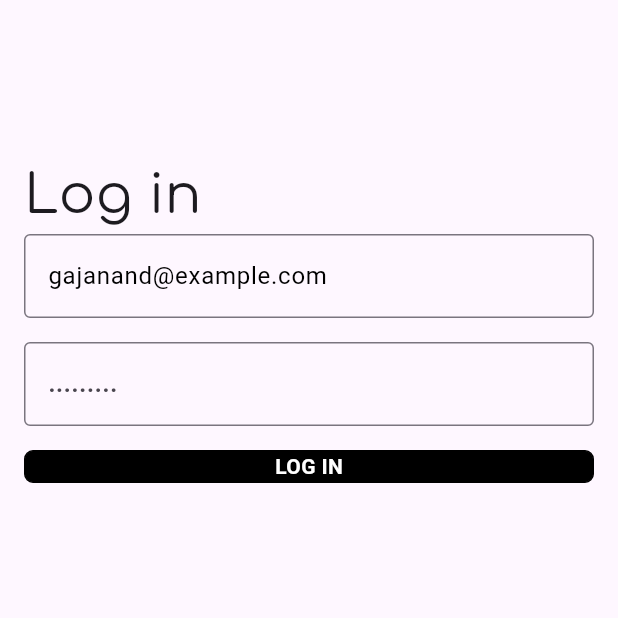
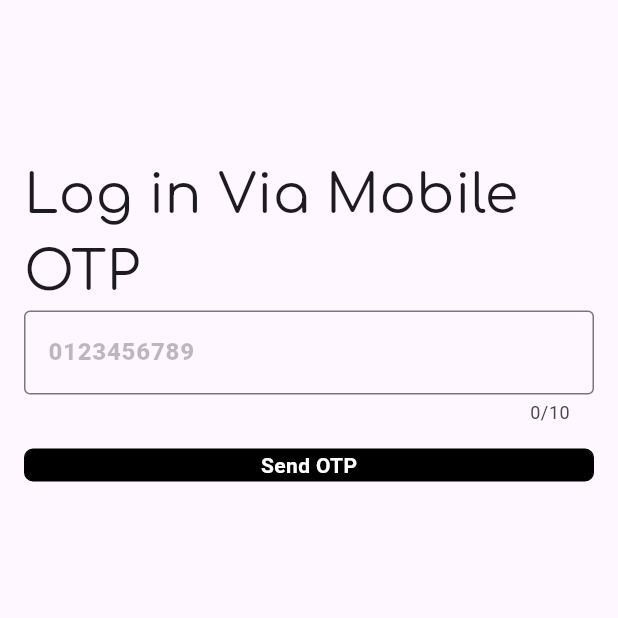
Before and after one commit to DataWhisperer10/FlutterPhotoGram, a Flutter app: the screen it shows after launch, after a tap on "LOG IN", on a phone screen of 412 x 824 dp, the top half of it. Run offline on Flutter 3.47's test engine with Material 3 defaults, Android fonts, the phone set to English and light mode, and no system bars; our stand-ins replace carousel_slider, firebase_auth, firebase_core, google_fonts, image_picker; accounts and stored records are empty; network calls fail.

Commit message:
added the authenticaion on Mobile number and OTP field. Also withwith validation to enter the text only verification id

```diff
--- a/lib/main.dart
+++ b/lib/main.dart
@@ -1,16 +1,26 @@
 import 'package:firebase_core/firebase_core.dart';
+import 'package:flutter/foundation.dart';
 import 'package:flutter/material.dart';
 import 'package:photogram/app_sizing.dart';
 import 'package:photogram/modules/splash/view/splash.dart';
 
 Future<void> main() async {
   WidgetsFlutterBinding.ensureInitialized();
+  if (kIsWeb) {
+    await Firebase.initializeApp(
+        options: const FirebaseOptions(
+            apiKey: 'AIzaSyAvSVbsWxjaQuOmchBH8rbAkAUQ0yDOy5U',
+            appId: '1:430876321536:web:6675afa4f17ec7508ab5e5',
+            messagingSenderId: '430876321536',
+            projectId: 'movieapp-4e413'));
+  } else {
     await Firebase.initializeApp(
         options: const FirebaseOptions(
             apiKey: 'AIzaSyDXAiRiFp2zNedvnKCYPzCH5Ci-lhEkfok',
             appId: '1:430876321536:android:63fdfd518b8fd08e8ab5e5',
             messagingSenderId: '',
             projectId: 'movieapp-4e413'));
+  }
 
   runApp(const MyApp());
 }
--- /dev/null
+++ b/lib/modules/login/view/login_via_mobile_otp.dart
@@ -0,0 +1,110 @@
+import 'package:firebase_auth/firebase_auth.dart';
+import 'package:flutter/material.dart';
+import 'package:flutter/services.dart';
+import 'package:google_fonts/google_fonts.dart';
+import 'package:photogram/app_sizing.dart';
+import 'package:photogram/app_utils.dart';
+
+class LoginViaMobileOtp extends StatefulWidget {
+  const LoginViaMobileOtp({super.key});
+
+  @override
+  State<LoginViaMobileOtp> createState() => _LoginViaMobileOtpState();
+}
+
+class _LoginViaMobileOtpState extends State<LoginViaMobileOtp> {
+  TextEditingController mobileNumberController = TextEditingController();
+  TextEditingController otpController = TextEditingController();
+  bool isOtpFieldVisible = false;
+  late String verificationId;
+
+  @override
+  Widget build(BuildContext context) {
+    return Scaffold(
+      body: Padding(
+        padding: const EdgeInsets.symmetric(horizontal: 16.0),
+        child: Column(
+          crossAxisAlignment: CrossAxisAlignment.start,
+          children: [
+            Padding(
+              padding: EdgeInsets.only(top: 105),
+              child: Text(
+                "Log in Via Mobile OTP",
+                style: GoogleFonts.comfortaa(fontSize: 36),
+              ),
+            ),
+            SizedBox(
+              height: AppSizing.screenSizeonHeight(32),
+            ),
+            Padding(
+              padding: EdgeInsets.only(bottom: 16.0),
+              child: TextField(
+                decoration: const InputDecoration(
+                    border: OutlineInputBorder(),
+                    hintText: '0123456789',
+                    hintStyle: TextStyle(
+                        color: Colors.black26, fontWeight: FontWeight.w800)),
+                controller: mobileNumberController,
+                inputFormatters: <TextInputFormatter>[
+                  FilteringTextInputFormatter.digitsOnly
+                ],
+                maxLength: 10,
+                keyboardType: TextInputType.number,
+              ),
+            ),
+            Visibility(
+              visible: isOtpFieldVisible,
+              child: Padding(
+                padding: EdgeInsets.only(bottom: 16.0),
+                child: TextField(
+                  decoration: const InputDecoration(
+                      border: OutlineInputBorder(),
+                      hintText: 'OTP Here',
+                      hintStyle: TextStyle(fontWeight: FontWeight.bold)),
+                  controller: otpController,
+                  maxLength: 6,
+                  keyboardType: TextInputType.number,
+                  inputFormatters: <TextInputFormatter>[
+                    FilteringTextInputFormatter.digitsOnly
+                  ],
+                ),
+              ),
+            ),
+            AppUtils.commonButtonFullWidth(
+                isOtpFieldVisible ? "Verify OTP" : "Send OTP", () {
+              if (isOtpFieldVisible) {
+                verifyOTP();
+              } else {
+                getOTP();
+              }
+              // Navigator.of(context).push(MaterialPageRoute(builder: ((context) {
+              //   return const Room();
+              // })));
+            })
+          ],
+        ),
+      ),
+    );
+  }
+
+  getOTP() async {
+    await FirebaseAuth.instance.verifyPhoneNumber(
+      phoneNumber: '+91 {mobileNumberController.text}',
+      verificationCompleted: (PhoneAuthCredential credential) {},
+      verificationFailed: (FirebaseAuthException e) {},
+      codeSent: (String verificationId, int? resendToken) {
+        setState(() {
+          verificationId = verificationId;
+          isOtpFieldVisible = true;
+        });
+      },
+      codeAutoRetrievalTimeout: (String verificationId) {},
+    );
+  }
+
+  verifyOTP() async {
+    PhoneAuthCredential credential = PhoneAuthProvider.credential(
+        verificationId: verificationId, smsCode: otpController.text);
+    await FirebaseAuth.instance.signInWithCredential(credential);
+  }
+}
--- a/lib/modules/splash/view/splash.dart
+++ b/lib/modules/splash/view/splash.dart
@@ -1,7 +1,7 @@
 import 'package:flutter/material.dart';
 import 'package:google_fonts/google_fonts.dart';
 import 'package:photogram/app_sizing.dart';
-import 'package:photogram/modules/login/view/login.dart';
+import 'package:photogram/modules/login/view/login_via_mobile_otp.dart';
 import 'package:photogram/modules/register/view/register_1.dart';
 
 class Splash extends StatefulWidget {
@@ -32,23 +32,23 @@ class _SplashState extends State<Splash> {
           children: [
             Padding(
               padding: const EdgeInsets.only(right: 7.0),
-              child: bootomNavButton('LOG IN', true),
+              child: bottomNavButton('LOG IN', true),
             ),
-            bootomNavButton('REGISTER', false)
+            bottomNavButton('REGISTER', false)
           ],
         ),
       ),
     );
   }
 
-  Widget bootomNavButton(buttonText, isLogin) {
+  Widget bottomNavButton(buttonText, isLogin) {
     double height = MediaQuery.of(context).size.height;
     double width = MediaQuery.of(context).size.width;
     return InkWell(
       onTap: () {
         if (isLogin) {
           Navigator.of(context).push(MaterialPageRoute(builder: ((context) {
-            return const Login();
+            return const LoginViaMobileOtp();
           })));
         } else {
           Navigator.of(context).push(MaterialPageRoute(builder: ((context) {
--- a/pubspec.yaml
+++ b/pubspec.yaml
@@ -40,6 +40,7 @@ dependencies:
   flutter_staggered_grid_view: ^0.7.0
   firebase_core: ^2.27.1
   image_picker: ^1.0.7
+  firebase_auth: ^4.17.9
 
 dev_dependencies:
   change_app_package_name: ^1.1.0
```
Also changed, not shown: lib/modules/room/view/room.dart (+62 -1 lines), pubspec.lock, 3 other files. Lines whose indentation alone changed are shown as unchanged.
